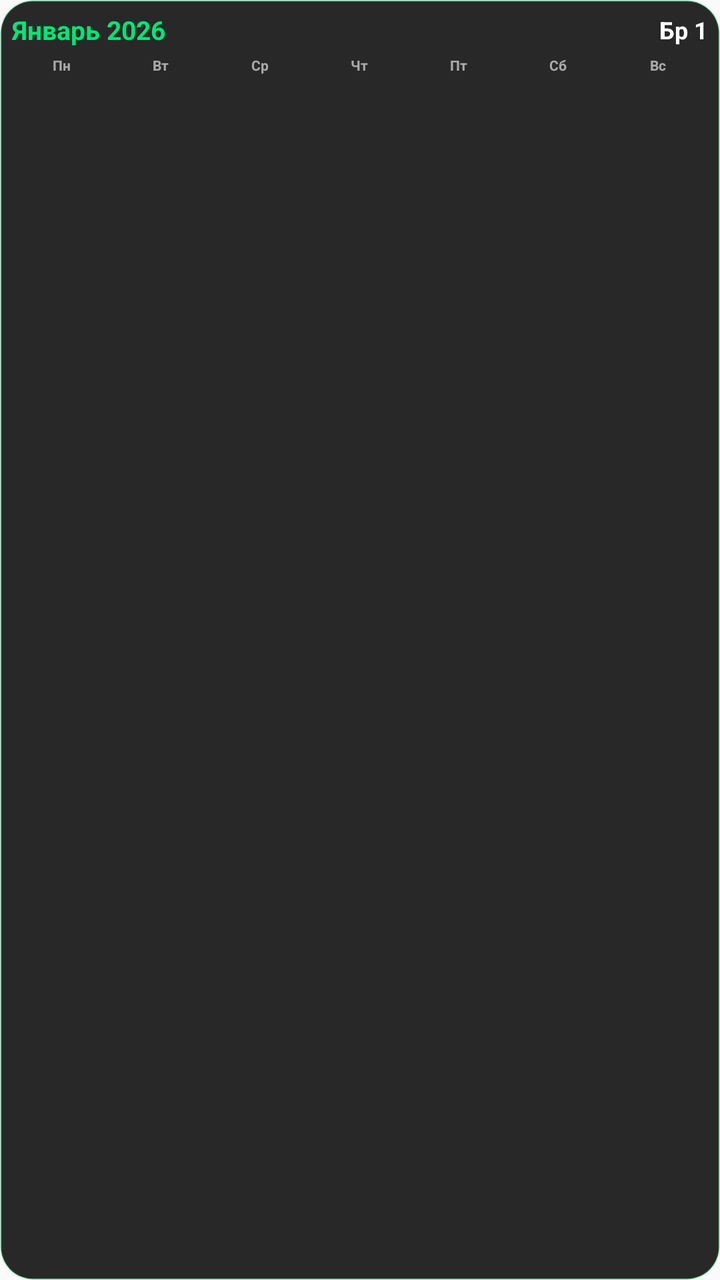
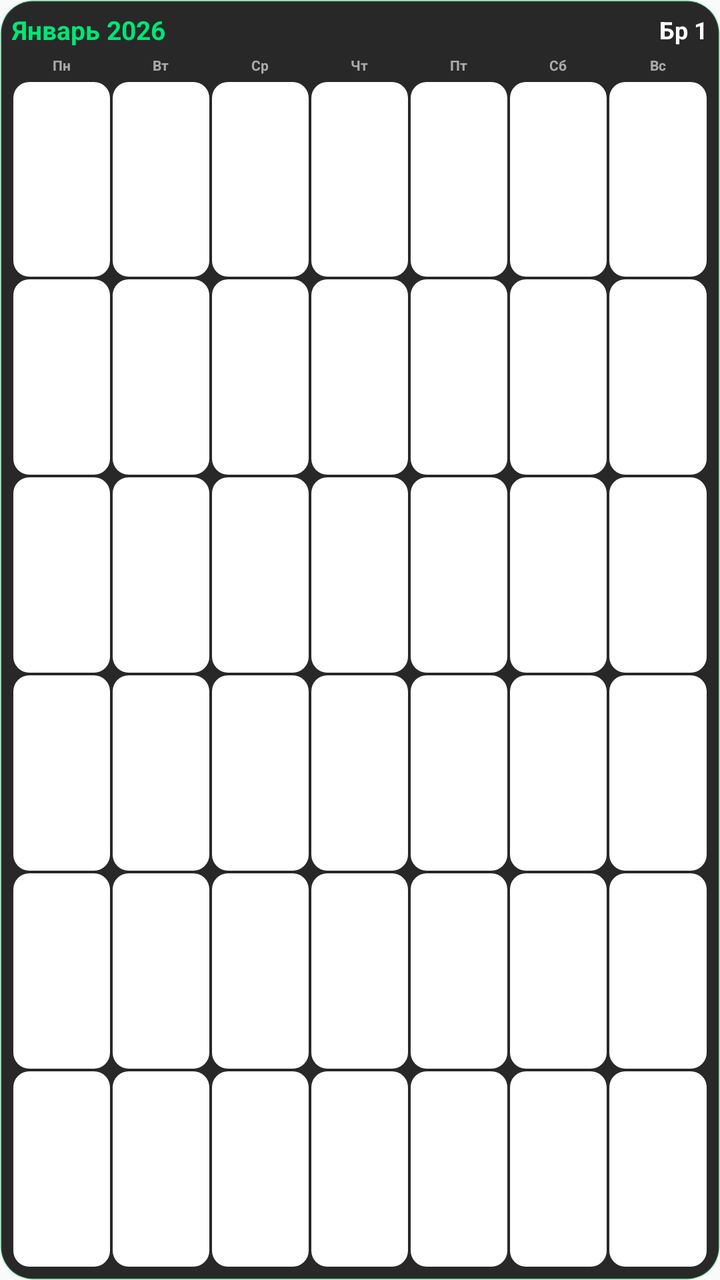

Compare the two renders of this Android layout. The source of the first and the diff that turns it into the second are given below.
<!-- AndroidManifest.xml: application theme Theme.Salarynaftan -->
<!-- res/layout/widget_shift.xml -->
<?xml version="1.0" encoding="utf-8"?>
<LinearLayout xmlns:android="http://schemas.android.com/apk/res/android"
    android:id="@+id/widget_root"
    android:layout_width="match_parent"
    android:layout_height="match_parent"
    android:orientation="vertical"
    android:padding="6dp"
    android:background="@drawable/widget_background">

    
    <LinearLayout
        android:layout_width="match_parent"
        android:layout_height="wrap_content"
        android:orientation="horizontal"
        android:gravity="center_vertical"
        android:paddingBottom="4dp">

        <TextView
            android:id="@+id/widget_month_title"
            android:layout_width="0dp"
            android:layout_height="wrap_content"
            android:layout_weight="1"
            android:text="Январь 2026"
            android:textSize="13sp"
            android:textStyle="bold"
            android:textColor="#00E676"
            android:maxLines="1" />

        <TextView
            android:id="@+id/widget_brigade"
            android:layout_width="wrap_content"
            android:layout_height="wrap_content"
            android:text="Бр 1"
            android:textSize="12sp"
            android:textStyle="bold"
            android:textColor="#FFFFFF" />
    </LinearLayout>

    
    <LinearLayout
        android:layout_width="match_parent"
        android:layout_height="wrap_content"
        android:orientation="horizontal"
        android:paddingBottom="3dp">

        <TextView
            style="@style/WidgetWeekdayCell"
            android:text="Пн" />
        <TextView
            style="@style/WidgetWeekdayCell"
            android:text="Вт" />
        <TextView
            style="@style/WidgetWeekdayCell"
            android:text="Ср" />
        <TextView
            style="@style/WidgetWeekdayCell"
            android:text="Чт" />
        <TextView
            style="@style/WidgetWeekdayCell"
            android:text="Пт" />
        <TextView
            style="@style/WidgetWeekdayCell"
            android:text="Сб" />
        <TextView
            style="@style/WidgetWeekdayCell"
            android:text="Вс" />
    </LinearLayout>

    
    <LinearLayout
        android:layout_width="match_parent"
        android:layout_height="0dp"
        android:layout_weight="1"
        android:orientation="vertical">

        <LinearLayout
            android:layout_width="match_parent"
            android:layout_height="0dp"
            android:layout_weight="1"
            android:orientation="horizontal">

            <LinearLayout
                android:id="@+id/cell_0_0"
                style="@style/WidgetDayCell">
                <TextView
                    android:id="@+id/cell_0_0_num"
                    style="@style/WidgetDayNum" />
                <TextView
                    android:id="@+id/cell_0_0_shift"
                    style="@style/WidgetDayShift" />
            </LinearLayout>

            <LinearLayout
                android:id="@+id/cell_0_1"
                style="@style/WidgetDayCell">
                <TextView
                    android:id="@+id/cell_0_1_num"
                    style="@style/WidgetDayNum" />
                <TextView
                    android:id="@+id/cell_0_1_shift"
                    style="@style/WidgetDayShift" />
            </LinearLayout>

            <LinearLayout
                android:id="@+id/cell_0_2"
                style="@style/WidgetDayCell">
                <TextView
                    android:id="@+id/cell_0_2_num"
                    style="@style/WidgetDayNum" />
                <TextView
                    android:id="@+id/cell_0_2_shift"
                    style="@style/WidgetDayShift" />
            </LinearLayout>

            <LinearLayout
                android:id="@+id/cell_0_3"
                style="@style/WidgetDayCell">
                <TextView
                    android:id="@+id/cell_0_3_num"
                    style="@style/WidgetDayNum" />
                <TextView
                    android:id="@+id/cell_0_3_shift"
                    style="@style/WidgetDayShift" />
            </LinearLayout>

            <LinearLayout
                android:id="@+id/cell_0_4"
                style="@style/WidgetDayCell">
                <TextView
                    android:id="@+id/cell_0_4_num"
                    style="@style/WidgetDayNum" />
                <TextView
                    android:id="@+id/cell_0_4_shift"
                    style="@style/WidgetDayShift" />
            </LinearLayout>

            <LinearLayout
                android:id="@+id/cell_0_5"
                style="@style/WidgetDayCell">
                <TextView
                    android:id="@+id/cell_0_5_num"
                    style="@style/WidgetDayNum" />
                <TextView
                    android:id="@+id/cell_0_5_shift"
                    style="@style/WidgetDayShift" />
            </LinearLayout>

            <LinearLayout
                android:id="@+id/cell_0_6"
                style="@style/WidgetDayCell">
                <TextView
                    android:id="@+id/cell_0_6_num"
                    style="@style/WidgetDayNum" />
                <TextView
                    android:id="@+id/cell_0_6_shift"
                    style="@style/WidgetDayShift" />
            </LinearLayout>
        </LinearLayout>

        <LinearLayout
            android:layout_width="match_parent"
            android:layout_height="0dp"
            android:layout_weight="1"
            android:orientation="horizontal">

            <LinearLayout
                android:id="@+id/cell_1_0"
                style="@style/WidgetDayCell">
                <TextView
                    android:id="@+id/cell_1_0_num"
                    style="@style/WidgetDayNum" />
                <TextView
                    android:id="@+id/cell_1_0_shift"
                    style="@style/WidgetDayShift" />
            </LinearLayout>

            <LinearLayout
                android:id="@+id/cell_1_1"
                style="@style/WidgetDayCell">
                <TextView
                    android:id="@+id/cell_1_1_num"
                    style="@style/WidgetDayNum" />
                <TextView
                    android:id="@+id/cell_1_1_shift"
                    style="@style/WidgetDayShift" />
            </LinearLayout>

            <LinearLayout
                android:id="@+id/cell_1_2"
                style="@style/WidgetDayCell">
                <TextView
                    android:id="@+id/cell_1_2_num"
                    style="@style/WidgetDayNum" />
                <TextView
                    android:id="@+id/cell_1_2_shift"
                    style="@style/WidgetDayShift" />
            </LinearLayout>

            <LinearLayout
                android:id="@+id/cell_1_3"
                style="@style/WidgetDayCell">
                <TextView
                    android:id="@+id/cell_1_3_num"
                    style="@style/WidgetDayNum" />
                <TextView
                    android:id="@+id/cell_1_3_shift"
                    style="@style/WidgetDayShift" />
            </LinearLayout>

            <LinearLayout
                android:id="@+id/cell_1_4"
                style="@style/WidgetDayCell">
                <TextView
                    android:id="@+id/cell_1_4_num"
                    style="@style/WidgetDayNum" />
                <TextView
                    android:id="@+id/cell_1_4_shift"
                    style="@style/WidgetDayShift" />
            </LinearLayout>

            <LinearLayout
                android:id="@+id/cell_1_5"
                style="@style/WidgetDayCell">
                <TextView
                    android:id="@+id/cell_1_5_num"
                    style="@style/WidgetDayNum" />
                <TextView
                    android:id="@+id/cell_1_5_shift"
                    style="@style/WidgetDayShift" />
            </LinearLayout>

            <LinearLayout
                android:id="@+id/cell_1_6"
                style="@style/WidgetDayCell">
                <TextView
                    android:id="@+id/cell_1_6_num"
                    style="@style/WidgetDayNum" />
                <TextView
                    android:id="@+id/cell_1_6_shift"
                    style="@style/WidgetDayShift" />
            </LinearLayout>
        </LinearLayout>

        <LinearLayout
            android:layout_width="match_parent"
            android:layout_height="0dp"
            android:layout_weight="1"
            android:orientation="horizontal">

            <LinearLayout
                android:id="@+id/cell_2_0"
                style="@style/WidgetDayCell">
                <TextView
                    android:id="@+id/cell_2_0_num"
                    style="@style/WidgetDayNum" />
                <TextView
                    android:id="@+id/cell_2_0_shift"
                    style="@style/WidgetDayShift" />
            </LinearLayout>

            <LinearLayout
                android:id="@+id/cell_2_1"
                style="@style/WidgetDayCell">
                <TextView
                    android:id="@+id/cell_2_1_num"
                    style="@style/WidgetDayNum" />
                <TextView
                    android:id="@+id/cell_2_1_shift"
                    style="@style/WidgetDayShift" />
            </LinearLayout>

            <LinearLayout
                android:id="@+id/cell_2_2"
                style="@style/WidgetDayCell">
                <TextView
                    android:id="@+id/cell_2_2_num"
                    style="@style/WidgetDayNum" />
                <TextView
                    android:id="@+id/cell_2_2_shift"
                    style="@style/WidgetDayShift" />
            </LinearLayout>

            <LinearLayout
                android:id="@+id/cell_2_3"
                style="@style/WidgetDayCell">
                <TextView
                    android:id="@+id/cell_2_3_num"
                    style="@style/WidgetDayNum" />
                <TextView
                    android:id="@+id/cell_2_3_shift"
                    style="@style/WidgetDayShift" />
            </LinearLayout>

            <LinearLayout
                android:id="@+id/cell_2_4"
                style="@style/WidgetDayCell">
                <TextView
                    android:id="@+id/cell_2_4_num"
                    style="@style/WidgetDayNum" />
                <TextView
                    android:id="@+id/cell_2_4_shift"
                    style="@style/WidgetDayShift" />
            </LinearLayout>

            <LinearLayout
                android:id="@+id/cell_2_5"
                style="@style/WidgetDayCell">
                <TextView
                    android:id="@+id/cell_2_5_num"
                    style="@style/WidgetDayNum" />
                <TextView
                    android:id="@+id/cell_2_5_shift"
                    style="@style/WidgetDayShift" />
            </LinearLayout>

            <LinearLayout
                android:id="@+id/cell_2_6"
                style="@style/WidgetDayCell">
                <TextView
                    android:id="@+id/cell_2_6_num"
                    style="@style/WidgetDayNum" />
                <TextView
                    android:id="@+id/cell_2_6_shift"
                    style="@style/WidgetDayShift" />
            </LinearLayout>
        </LinearLayout>

        <LinearLayout
            android:layout_width="match_parent"
            android:layout_height="0dp"
            android:layout_weight="1"
            android:orientation="horizontal">

            <LinearLayout
                android:id="@+id/cell_3_0"
                style="@style/WidgetDayCell">
                <TextView
                    android:id="@+id/cell_3_0_num"
                    style="@style/WidgetDayNum" />
                <TextView
                    android:id="@+id/cell_3_0_shift"
                    style="@style/WidgetDayShift" />
            </LinearLayout>

            <LinearLayout
                android:id="@+id/cell_3_1"
                style="@style/WidgetDayCell">
                <TextView
                    android:id="@+id/cell_3_1_num"
                    style="@style/WidgetDayNum" />
                <TextView
                    android:id="@+id/cell_3_1_shift"
                    style="@style/WidgetDayShift" />
            </LinearLayout>

            <LinearLayout
                android:id="@+id/cell_3_2"
                style="@style/WidgetDayCell">
                <TextView
                    android:id="@+id/cell_3_2_num"
                    style="@style/WidgetDayNum" />
                <TextView
                    android:id="@+id/cell_3_2_shift"
                    style="@style/WidgetDayShift" />
            </LinearLayout>

            <LinearLayout
                android:id="@+id/cell_3_3"
                style="@style/WidgetDayCell">
                <TextView
                    android:id="@+id/cell_3_3_num"
                    style="@style/WidgetDayNum" />
                <TextView
                    android:id="@+id/cell_3_3_shift"
                    style="@style/WidgetDayShift" />
            </LinearLayout>

            <LinearLayout
                android:id="@+id/cell_3_4"
                style="@style/WidgetDayCell">
                <TextView
                    android:id="@+id/cell_3_4_num"
                    style="@style/WidgetDayNum" />
                <TextView
                    android:id="@+id/cell_3_4_shift"
                    style="@style/WidgetDayShift" />
            </LinearLayout>

            <LinearLayout
                android:id="@+id/cell_3_5"
                style="@style/WidgetDayCell">
                <TextView
                    android:id="@+id/cell_3_5_num"
                    style="@style/WidgetDayNum" />
                <TextView
                    android:id="@+id/cell_3_5_shift"
                    style="@style/WidgetDayShift" />
            </LinearLayout>

            <LinearLayout
                android:id="@+id/cell_3_6"
                style="@style/WidgetDayCell">
                <TextView
                    android:id="@+id/cell_3_6_num"
                    style="@style/WidgetDayNum" />
                <TextView
                    android:id="@+id/cell_3_6_shift"
                    style="@style/WidgetDayShift" />
            </LinearLayout>
        </LinearLayout>

        <LinearLayout
            android:layout_width="match_parent"
            android:layout_height="0dp"
            android:layout_weight="1"
            android:orientation="horizontal">

            <LinearLayout
                android:id="@+id/cell_4_0"
                style="@style/WidgetDayCell">
                <TextView
                    android:id="@+id/cell_4_0_num"
                    style="@style/WidgetDayNum" />
                <TextView
                    android:id="@+id/cell_4_0_shift"
                    style="@style/WidgetDayShift" />
            </LinearLayout>

            <LinearLayout
                android:id="@+id/cell_4_1"
                style="@style/WidgetDayCell">
                <TextView
                    android:id="@+id/cell_4_1_num"
                    style="@style/WidgetDayNum" />
                <TextView
                    android:id="@+id/cell_4_1_shift"
                    style="@style/WidgetDayShift" />
            </LinearLayout>

            <LinearLayout
                android:id="@+id/cell_4_2"
                style="@style/WidgetDayCell">
                <TextView
                    android:id="@+id/cell_4_2_num"
                    style="@style/WidgetDayNum" />
                <TextView
                    android:id="@+id/cell_4_2_shift"
                    style="@style/WidgetDayShift" />
            </LinearLayout>

            <LinearLayout
                android:id="@+id/cell_4_3"
                style="@style/WidgetDayCell">
                <TextView
                    android:id="@+id/cell_4_3_num"
                    style="@style/WidgetDayNum" />
                <TextView
                    android:id="@+id/cell_4_3_shift"
                    style="@style/WidgetDayShift" />
            </LinearLayout>

            <LinearLayout
                android:id="@+id/cell_4_4"
                style="@style/WidgetDayCell">
                <TextView
                    android:id="@+id/cell_4_4_num"
                    style="@style/WidgetDayNum" />
                <TextView
                    android:id="@+id/cell_4_4_shift"
                    style="@style/WidgetDayShift" />
            </LinearLayout>

            <LinearLayout
                android:id="@+id/cell_4_5"
                style="@style/WidgetDayCell">
                <TextView
                    android:id="@+id/cell_4_5_num"
                    style="@style/WidgetDayNum" />
                <TextView
                    android:id="@+id/cell_4_5_shift"
                    style="@style/WidgetDayShift" />
            </LinearLayout>

            <LinearLayout
                android:id="@+id/cell_4_6"
                style="@style/WidgetDayCell">
                <TextView
                    android:id="@+id/cell_4_6_num"
                    style="@style/WidgetDayNum" />
                <TextView
                    android:id="@+id/cell_4_6_shift"
                    style="@style/WidgetDayShift" />
            </LinearLayout>
        </LinearLayout>

        <LinearLayout
            android:layout_width="match_parent"
            android:layout_height="0dp"
            android:layout_weight="1"
            android:orientation="horizontal">

            <LinearLayout
                android:id="@+id/cell_5_0"
                style="@style/WidgetDayCell">
                <TextView
                    android:id="@+id/cell_5_0_num"
                    style="@style/WidgetDayNum" />
                <TextView
                    android:id="@+id/cell_5_0_shift"
                    style="@style/WidgetDayShift" />
            </LinearLayout>

            <LinearLayout
                android:id="@+id/cell_5_1"
                style="@style/WidgetDayCell">
                <TextView
                    android:id="@+id/cell_5_1_num"
                    style="@style/WidgetDayNum" />
                <TextView
                    android:id="@+id/cell_5_1_shift"
                    style="@style/WidgetDayShift" />
            </LinearLayout>

            <LinearLayout
                android:id="@+id/cell_5_2"
                style="@style/WidgetDayCell">
                <TextView
                    android:id="@+id/cell_5_2_num"
                    style="@style/WidgetDayNum" />
                <TextView
                    android:id="@+id/cell_5_2_shift"
                    style="@style/WidgetDayShift" />
            </LinearLayout>

            <LinearLayout
                android:id="@+id/cell_5_3"
                style="@style/WidgetDayCell">
                <TextView
                    android:id="@+id/cell_5_3_num"
                    style="@style/WidgetDayNum" />
                <TextView
                    android:id="@+id/cell_5_3_shift"
                    style="@style/WidgetDayShift" />
            </LinearLayout>

            <LinearLayout
                android:id="@+id/cell_5_4"
                style="@style/WidgetDayCell">
                <TextView
                    android:id="@+id/cell_5_4_num"
                    style="@style/WidgetDayNum" />
                <TextView
                    android:id="@+id/cell_5_4_shift"
                    style="@style/WidgetDayShift" />
            </LinearLayout>

            <LinearLayout
                android:id="@+id/cell_5_5"
                style="@style/WidgetDayCell">
                <TextView
                    android:id="@+id/cell_5_5_num"
                    style="@style/WidgetDayNum" />
                <TextView
                    android:id="@+id/cell_5_5_shift"
                    style="@style/WidgetDayShift" />
            </LinearLayout>

            <LinearLayout
                android:id="@+id/cell_5_6"
                style="@style/WidgetDayCell">
                <TextView
                    android:id="@+id/cell_5_6_num"
                    style="@style/WidgetDayNum" />
                <TextView
                    android:id="@+id/cell_5_6_shift"
                    style="@style/WidgetDayShift" />
            </LinearLayout>
        </LinearLayout>
    </LinearLayout>
</LinearLayout>
<!-- resources referenced by this layout -->
<resources>
  <!-- drawable widget_background (drawable) -->
  <?xml version="1.0" encoding="utf-8"?>
  <shape xmlns:android="http://schemas.android.com/apk/res/android"
      android:shape="rectangle">
      <solid android:color="#E6121212" />
      <corners android:radius="16dp" />
      <stroke
          android:width="1dp"
          android:color="#3300E676" />
  </shape>
  <style name="WidgetDayCell" parent="">
          <item name="android:layout_width">0dp</item>
          <item name="android:layout_height">match_parent</item>
          <item name="android:layout_weight">1</item>
          <item name="android:orientation">vertical</item>
          <item name="android:gravity">center</item>
          <item name="android:padding">1dp</item>
          <item name="android:layout_margin">1dp</item>
      </style>
  <style name="WidgetDayNum" parent="">
          <item name="android:layout_width">wrap_content</item>
          <item name="android:layout_height">wrap_content</item>
          <item name="android:textSize">8sp</item>
          <item name="android:textStyle">bold</item>
          <item name="android:textColor">#FFFFFF</item>
          <item name="android:gravity">center</item>
          <item name="android:maxLines">1</item>
      </style>
  <style name="WidgetDayShift" parent="">
          <item name="android:layout_width">wrap_content</item>
          <item name="android:layout_height">wrap_content</item>
          <item name="android:textSize">10sp</item>
          <item name="android:textStyle">bold</item>
          <item name="android:textColor">#FFFFFF</item>
          <item name="android:gravity">center</item>
          <item name="android:maxLines">1</item>
      </style>
  <style name="WidgetWeekdayCell" parent="">
          <item name="android:layout_width">0dp</item>
          <item name="android:layout_height">wrap_content</item>
          <item name="android:layout_weight">1</item>
          <item name="android:textSize">7sp</item>
          <item name="android:textStyle">bold</item>
          <item name="android:textColor">#99FFFFFF</item>
          <item name="android:gravity">center</item>
          <item name="android:maxLines">1</item>
      </style>
  <style name="Theme.Salarynaftan" parent="android:Theme.Material.Light.NoActionBar" />
</resources>

<!-- the commit's change to res/layout/widget_shift.xml (unified diff, before → after) -->
@@ -44,24 +44,31 @@
         android:paddingBottom="3dp">
 
         <TextView
+            android:id="@+id/widget_wd_mon"
             style="@style/WidgetWeekdayCell"
             android:text="Пн" />
         <TextView
+            android:id="@+id/widget_wd_tue"
             style="@style/WidgetWeekdayCell"
             android:text="Вт" />
         <TextView
+            android:id="@+id/widget_wd_wed"
             style="@style/WidgetWeekdayCell"
             android:text="Ср" />
         <TextView
+            android:id="@+id/widget_wd_thu"
             style="@style/WidgetWeekdayCell"
             android:text="Чт" />
         <TextView
+            android:id="@+id/widget_wd_fri"
             style="@style/WidgetWeekdayCell"
             android:text="Пт" />
         <TextView
+            android:id="@+id/widget_wd_sat"
             style="@style/WidgetWeekdayCell"
             android:text="Сб" />
         <TextView
+            android:id="@+id/widget_wd_sun"
             style="@style/WidgetWeekdayCell"
             android:text="Вс" />
     </LinearLayout>
<!-- resource entries referenced after the edit -->
@@ -16,26 +16,33 @@
           <item name="android:layout_weight">1</item>
           <item name="android:orientation">vertical</item>
           <item name="android:gravity">center</item>
-          <item name="android:padding">1dp</item>
-          <item name="android:layout_margin">1dp</item>
+          <item name="android:padding">0dp</item>
+          <item name="android:layout_margin">0.5dp</item>
+          <item name="android:background">@drawable/widget_cell_round</item>
       </style>
   <style name="WidgetDayNum" parent="">
           <item name="android:layout_width">wrap_content</item>
-          <item name="android:layout_height">wrap_content</item>
-          <item name="android:textSize">8sp</item>
+          <item name="android:layout_height">0dp</item>
+          <item name="android:layout_weight">1</item>
+          <item name="android:textSize">9sp</item>
           <item name="android:textStyle">bold</item>
-          <item name="android:textColor">#FFFFFF</item>
+          <item name="android:textColor">#FFFFFFFF</item>
           <item name="android:gravity">center</item>
           <item name="android:maxLines">1</item>
+          <item name="android:singleLine">true</item>
+          <item name="android:ellipsize">none</item>
       </style>
   <style name="WidgetDayShift" parent="">
           <item name="android:layout_width">wrap_content</item>
-          <item name="android:layout_height">wrap_content</item>
-          <item name="android:textSize">10sp</item>
+          <item name="android:layout_height">0dp</item>
+          <item name="android:layout_weight">1</item>
+          <item name="android:textSize">9sp</item>
           <item name="android:textStyle">bold</item>
-          <item name="android:textColor">#FFFFFF</item>
+          <item name="android:textColor">#FFFFFFFF</item>
           <item name="android:gravity">center</item>
           <item name="android:maxLines">1</item>
+          <item name="android:singleLine">true</item>
+          <item name="android:ellipsize">none</item>
       </style>
   <style name="WidgetWeekdayCell" parent="">
           <item name="android:layout_width">0dp</item>
@@ -48,5 +55,12 @@
           <item name="android:maxLines">1</item>
       </style>
   <style name="Theme.Salarynaftan" parent="android:Theme.Material.Light.NoActionBar" />
+  <!-- drawable widget_cell_round (drawable) -->
+  <?xml version="1.0" encoding="utf-8"?>
+  <shape xmlns:android="http://schemas.android.com/apk/res/android"
+      android:shape="rectangle">
+      <solid android:color="#FFFFFFFF" />
+      <corners android:radius="8dp" />
+  </shape>
 </resources>
 
